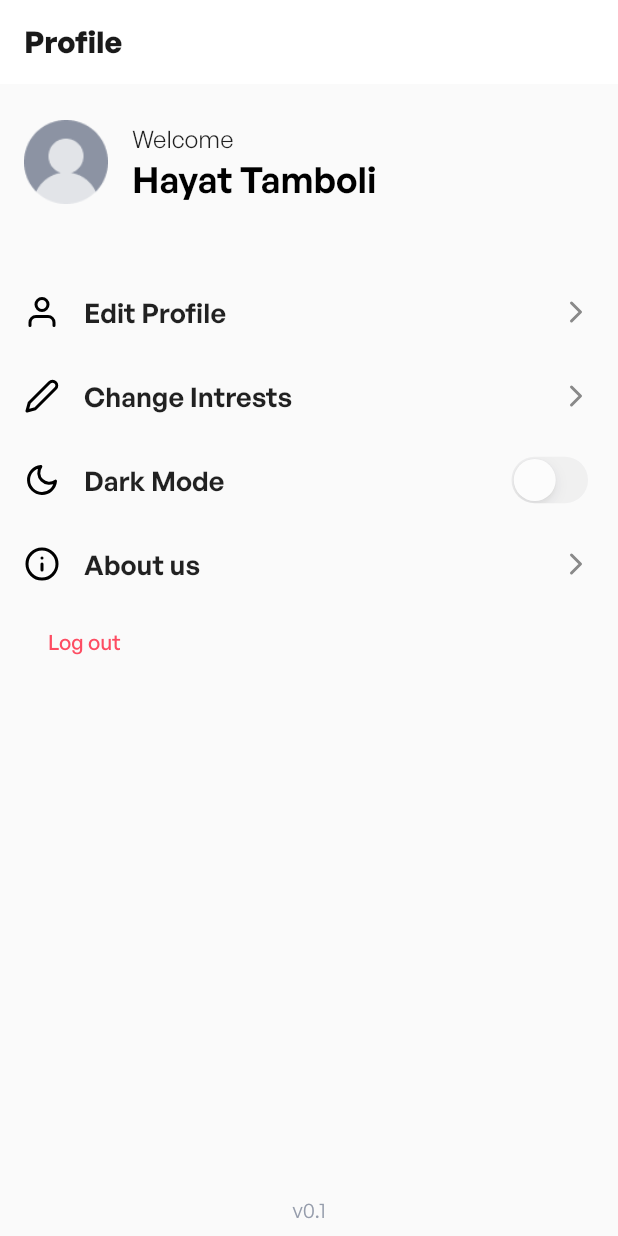
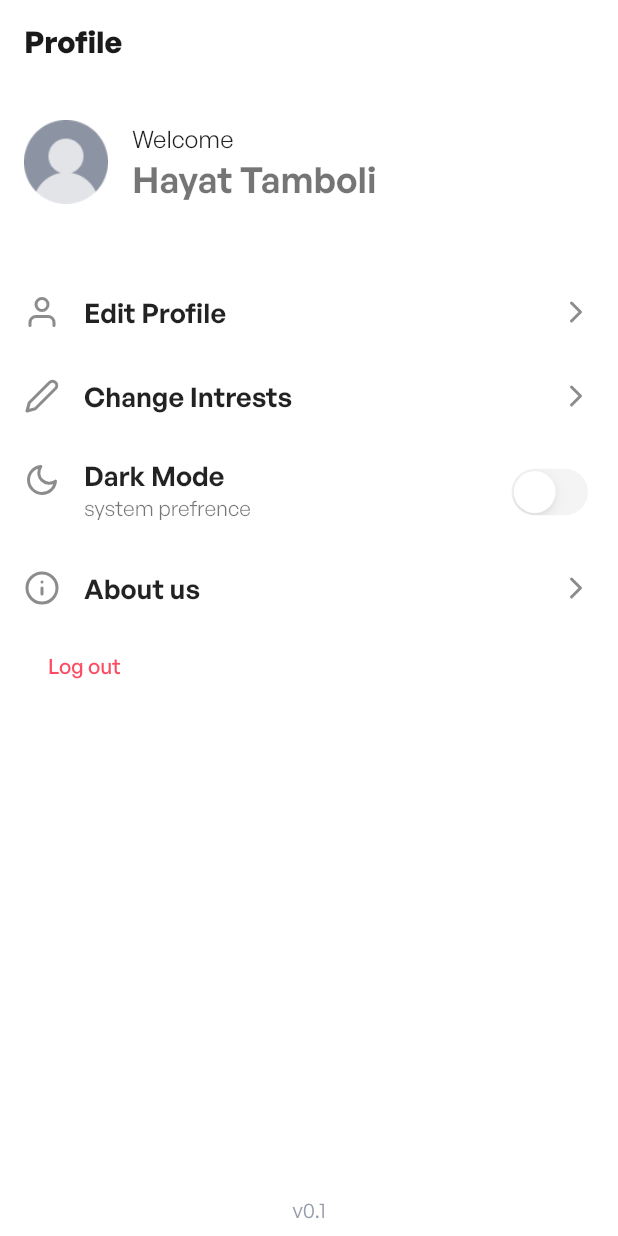
Before and after one commit to InSync-HQ/InSync, a Flutter app: the Profile screen opened directly, on a phone screen of 412 x 824 dp. Run offline on Flutter 3.47's test engine with Material 2 defaults, Android fonts, the phone set to English and light mode, and no system bars; our stand-ins replace flutter_feather_icons, multi_select_flutter, shared_preferences; accounts and stored records are empty.

Commit message:
added dark theme

```diff
--- a/lib/main.dart
+++ b/lib/main.dart
@@ -25,6 +25,7 @@ class MyApp extends StatelessWidget {
       },
       title: 'InSync',
       theme: lighttheme,
+      darkTheme: darktheme,
       home: const InSync(),
     );
   }
--- a/lib/utils/theme_config.dart
+++ b/lib/utils/theme_config.dart
@@ -1,4 +1,5 @@
 import 'package:flutter/material.dart';
+import 'package:flutter/services.dart';
 
 //light theme
 ThemeData lighttheme = ThemeData(
@@ -10,6 +11,7 @@ ThemeData lighttheme = ThemeData(
     ),
     elevation: 10,
   ),
+  scaffoldBackgroundColor: Colors.white,
   inputDecorationTheme: const InputDecorationTheme(
     labelStyle: TextStyle(color: Color(0xff1A1A1A)),
     helperStyle: TextStyle(color: Color(0xff656E85)),
@@ -37,6 +39,7 @@ ThemeData lighttheme = ThemeData(
     foregroundColor: Color(0xFF1A1A1A),
     backgroundColor: Colors.white,
     elevation: 0,
+    systemOverlayStyle: SystemUiOverlayStyle.dark,
     iconTheme: IconThemeData(
       color: Colors.black,
     ),
@@ -57,3 +60,67 @@ ThemeData lighttheme = ThemeData(
     selectedItemColor: Color(0xff2dadc2),
   ),
 );
+
+ThemeData darktheme = ThemeData(
+  brightness: Brightness.dark,
+  visualDensity: VisualDensity.adaptivePlatformDensity,
+  cardTheme: const CardTheme(
+    shadowColor: Color(0x1100d2ff),
+    shape: RoundedRectangleBorder(
+      borderRadius: BorderRadius.all(Radius.circular(20)),
+    ),
+    elevation: 10,
+  ),
+  listTileTheme: const ListTileThemeData(iconColor: Colors.white),
+  scaffoldBackgroundColor: Colors.black,
+  inputDecorationTheme: const InputDecorationTheme(
+    labelStyle: TextStyle(color: Color(0xffffffff)),
+    helperStyle: TextStyle(color: Color(0xff656E85)),
+    hintStyle: TextStyle(color: Color(0xff656E85)),
+    prefixIconColor: Color(0xff656E85),
+    filled: true,
+    isDense: true,
+    fillColor: Colors.black,
+    hoverColor: Colors.black,
+    floatingLabelBehavior: FloatingLabelBehavior.never,
+    border: InputBorder.none,
+    enabledBorder: OutlineInputBorder(
+      borderRadius: BorderRadius.all(Radius.circular(8.0)),
+      borderSide: BorderSide(color: Color.fromARGB(255, 61, 61, 61)),
+    ),
+    focusedBorder: OutlineInputBorder(
+      borderRadius: BorderRadius.all(Radius.circular(8.0)),
+      borderSide: BorderSide(color: Color(0xff2561ED)),
+    ),
+  ),
+  bottomAppBarTheme: const BottomAppBarTheme(
+    color: Colors.white,
+    elevation: 0,
+  ),
+  //done
+  appBarTheme: const AppBarTheme(
+    foregroundColor: Colors.white,
+    backgroundColor: Color(0xFF1A1A1A),
+    elevation: 0,
+    systemOverlayStyle: SystemUiOverlayStyle.light,
+    iconTheme: IconThemeData(
+      color: Colors.white,
+    ),
+  ),
+  primaryColor: const Color(0xffFD4C62),
+  fontFamily: 'General Sans',
+  floatingActionButtonTheme: const FloatingActionButtonThemeData(
+    elevation: 0,
+    backgroundColor: Color(0xff2dadc2),
+    shape: RoundedRectangleBorder(
+      borderRadius: BorderRadius.all(Radius.circular(20)),
+    ),
+    foregroundColor: Colors.white,
+  ),
+  //done
+  bottomNavigationBarTheme: BottomNavigationBarThemeData(
+    backgroundColor: Colors.grey.shade900,
+    elevation: 0,
+    selectedItemColor: const Color(0xff2dadc2),
+  ),
+);
--- a/lib/view/authorization.dart
+++ b/lib/view/authorization.dart
@@ -16,7 +16,7 @@ class _AuthorizationState extends State<Authorization> {
     return Scaffold(
       body: Builder(builder: (context) {
         return Container(
-          color: const Color(0xffffffff),
+          // color: const Color(0xffffffff),
           padding: const EdgeInsets.fromLTRB(16, 32, 16, 16),
           child: Column(
             mainAxisAlignment: MainAxisAlignment.spaceBetween,
--- a/lib/view/create_account_overlay.dart
+++ b/lib/view/create_account_overlay.dart
@@ -19,9 +19,9 @@ class CreateAccountOverlay extends StatelessWidget {
         minChildSize: 0.65,
         builder: (_, controller) => Container(
           clipBehavior: Clip.hardEdge,
-          decoration: const BoxDecoration(
-            color: Colors.white,
-            borderRadius: BorderRadius.only(
+          decoration: BoxDecoration(
+            color: Theme.of(context).scaffoldBackgroundColor,
+            borderRadius: const BorderRadius.only(
               topLeft: Radius.circular(20),
               topRight: Radius.circular(20),
             ),
--- a/lib/view/profile.dart
+++ b/lib/view/profile.dart
@@ -43,17 +43,18 @@ class _ProfileState extends State<Profile> {
         crossAxisAlignment: CrossAxisAlignment.start,
         children: [
           const SizedBox(height: 16),
-          const ListTile(
-            leading: Image(
+          ListTile(
+            leading: const Image(
               image: AssetImage("assets/avatar.png"),
             ),
-            title: Text("Welcome"),
+            title: const Text("Welcome"),
             subtitle: Text(
               "Hayat Tamboli",
               style: TextStyle(
-                  fontSize: 24,
-                  fontWeight: FontWeight.w600,
-                  color: Colors.black),
+                fontSize: 24,
+                fontWeight: FontWeight.w600,
+                color: Theme.of(context).listTileTheme.iconColor,
+              ),
             ),
           ),
           const SizedBox(height: 36),
@@ -67,15 +68,16 @@ class _ProfileState extends State<Profile> {
           ),
           ListTile(
             horizontalTitleGap: 0,
-            leading: const Icon(
+            leading: Icon(
               FeatherIcons.moon,
-              color: Colors.black,
+              color: Theme.of(context).listTileTheme.iconColor,
               size: 24,
             ),
             title: const Text(
               "Dark Mode",
               style: TextStyle(fontWeight: FontWeight.w600, fontSize: 18),
             ),
+            subtitle: const Text("system prefrence"),
             trailing: CupertinoSwitch(
               value: isSwitched,
               onChanged: null,
@@ -133,7 +135,7 @@ class ProfileTile extends StatelessWidget {
       horizontalTitleGap: 0,
       leading: Icon(
         leadIcon,
-        color: Colors.black,
+        color: Theme.of(context).listTileTheme.iconColor,
         size: 24,
       ),
       title: Text(
```
Also changed, not shown: lib/view/create_community_overlay.dart (+10 -9 lines), lib/view/login_overlay.dart (+3 -5 lines), lib/widgets/button.dart (+4 -4 lines), lib/widgets/input_field.dart (+5 -2 lines).
